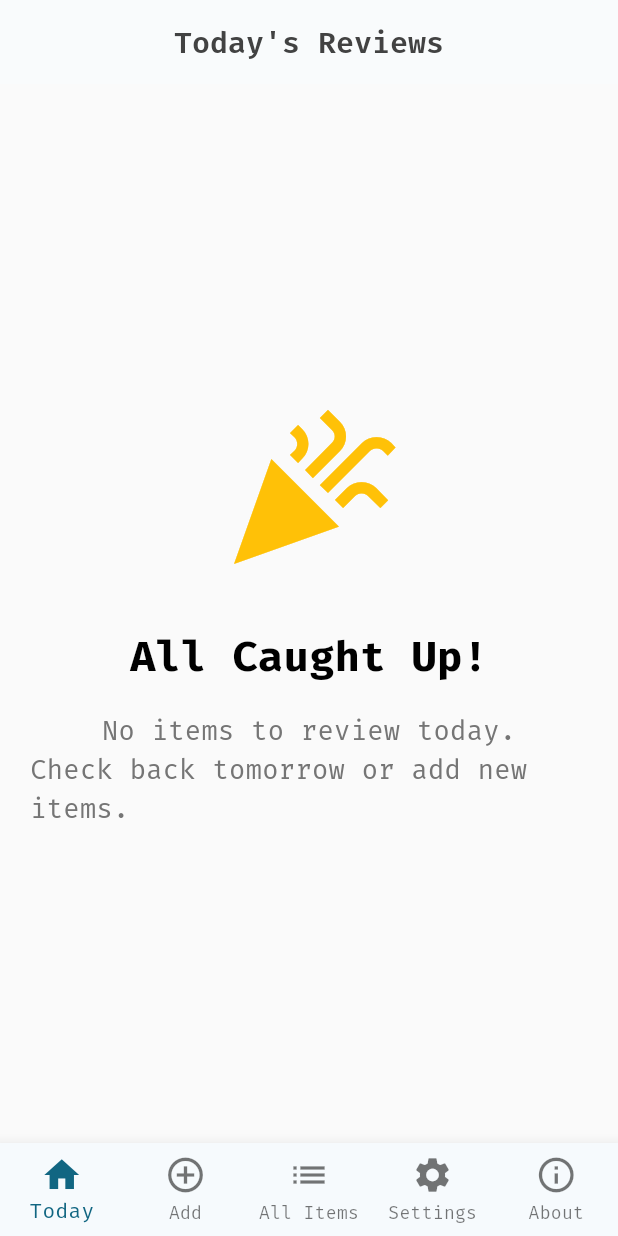
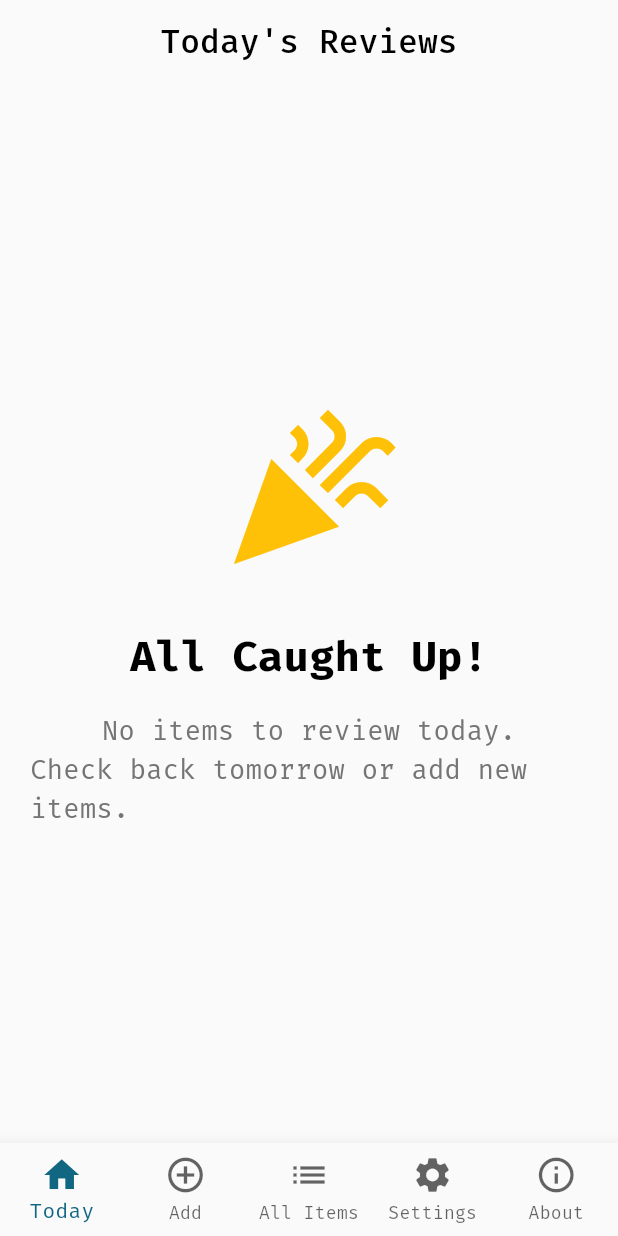
Before and after one commit to cogodo/spaced, a Flutter app: the screen it shows after launch, on a phone screen of 412 x 824 dp. Run offline on Flutter 3.47's test engine with Material 3 defaults, Android fonts, the phone set to English and light mode, and no system bars; our stand-ins replace google_fonts, shared_preferences.

Commit message:
some styling fixes with colors / small visual bugs

```diff
--- a/lib/screens/about_screen.dart
+++ b/lib/screens/about_screen.dart
@@ -252,7 +252,7 @@ class AboutScreen extends StatelessWidget {
         crossAxisAlignment: CrossAxisAlignment.start,
         children: [
           SizedBox(
-            width: 100,
+            width: 140,
             child: Text(
               term,
               style: Theme.of(context).textTheme.bodyMedium?.copyWith(
--- a/lib/screens/tab_navigation_screen.dart
+++ b/lib/screens/tab_navigation_screen.dart
@@ -6,6 +6,7 @@ import 'settings_screen.dart';
 import 'about_screen.dart';
 import 'package:spaced/models/schedule_manager.dart';
 import 'package:provider/provider.dart';
+import 'dart:async';
 
 class TabNavigationScreen extends StatefulWidget {
   const TabNavigationScreen({super.key});
@@ -18,19 +19,31 @@ class _TabNavigationScreenState extends State<TabNavigationScreen> {
   int _currentIndex = 0;
   bool _showConfirmation = false;
   String _confirmationText = "Review Added!";
+  Timer? _confirmationTimer;
 
   // Method to show a confirmation message
   void _showConfirmationMessage(String text) {
+    // Cancel any existing timer to avoid conflicts
+    _confirmationTimer?.cancel();
+
     setState(() {
       _confirmationText = text;
       _showConfirmation = true;
     });
 
-    Future.delayed(Duration(seconds: 2), () {
+    // Start a new timer
+    _confirmationTimer = Timer(Duration(seconds: 3), () {
       if (mounted) {
         setState(() => _showConfirmation = false);
       }
     });
+  }
+
+  @override
+  void dispose() {
+    // Clean up timer when widget is disposed
+    _confirmationTimer?.cancel();
+    super.dispose();
   }
 
   // Method to handle adding a task
@@ -86,6 +99,10 @@ class _TabNavigationScreenState extends State<TabNavigationScreen> {
               : 'About',
         ),
         centerTitle: true,
+        backgroundColor: Theme.of(context).scaffoldBackgroundColor,
+        // Use primary for text/icons to match theme
+        foregroundColor: Theme.of(context).textTheme.bodyLarge?.color,
+        elevation: 0, // No elevation to blend with scaffold
       ),
       body: Row(
         children: [
@@ -99,6 +116,7 @@ class _TabNavigationScreenState extends State<TabNavigationScreen> {
                 });
               },
               labelType: NavigationRailLabelType.all,
+              backgroundColor: Theme.of(context).scaffoldBackgroundColor,
               destinations: [
                 NavigationRailDestination(
                   icon: Icon(Icons.home),
@@ -184,6 +202,12 @@ class _TabNavigationScreenState extends State<TabNavigationScreen> {
                     _currentIndex = index;
                   });
                 },
+                backgroundColor: Theme.of(context).scaffoldBackgroundColor,
+                // Use the text color for items to match theme
+                selectedItemColor: Theme.of(context).colorScheme.primary,
+                unselectedItemColor: Theme.of(
+                  context,
+                ).textTheme.bodyMedium?.color?.withAlpha(155),
                 items: [
                   BottomNavigationBarItem(
                     icon: Icon(Icons.home),
--- a/lib/themes/theme_data.dart
+++ b/lib/themes/theme_data.dart
@@ -124,19 +124,9 @@ final Map<String, ThemeMetadata> appThemes = {
       scaffoldBackgroundColor: Colors.grey[50], // Very light grey background
       cardColor: Colors.white,
 
+      // Apply system overlay style for status bar icons without appBarTheme
       appBarTheme: AppBarTheme(
-        backgroundColor: Colors.white, // Clean white app bar
-        foregroundColor: Colors.grey[800], // Dark grey text/icons on app bar
-        elevation: 0.5, // Subtle elevation
         systemOverlayStyle: SystemUiOverlayStyle.dark, // Dark status bar icons
-        iconTheme: IconThemeData(
-          color: Colors.grey[700],
-        ), // Specific icon color
-        titleTextStyle: GoogleFonts.firaCode(
-          fontSize: 20,
-          fontWeight: FontWeight.w600,
-          color: Colors.grey[800],
-        ),
       ),
 
       elevatedButtonTheme: ElevatedButtonThemeData(
@@ -237,13 +227,10 @@ final Map<String, ThemeMetadata> appThemes = {
       textTheme: _createFiraCodeTextTheme(Colors.white, Brightness.dark),
       primaryTextTheme: _createFiraCodeTextTheme(Colors.white, Brightness.dark),
 
+      // Apply system overlay style for status bar icons without appBarTheme
       appBarTheme: AppBarTheme(
-        backgroundColor: const Color(0xFF1E1E1E),
-        titleTextStyle: GoogleFonts.firaCode(
-          fontSize: 20,
-          fontWeight: FontWeight.w600,
-          color: Colors.white,
-        ),
+        systemOverlayStyle:
+            SystemUiOverlayStyle.light, // Light status bar icons
       ),
 
       elevatedButtonTheme: ElevatedButtonThemeData(
@@ -302,14 +289,10 @@ final Map<String, ThemeMetadata> appThemes = {
         Brightness.light,
       ),
 
+      // Apply system overlay style for status bar icons without appBarTheme
       appBarTheme: AppBarTheme(
-        backgroundColor: Colors.lightBlue.shade700,
-        foregroundColor: Colors.white,
-        titleTextStyle: GoogleFonts.firaCode(
-          fontSize: 20,
-          fontWeight: FontWeight.w600,
-          color: Colors.white,
-        ),
+        systemOverlayStyle:
+            SystemUiOverlayStyle.light, // Light status bar icons
       ),
 
       cardColor: const Color.fromARGB(255, 171, 207, 224),
@@ -368,13 +351,10 @@ final Map<String, ThemeMetadata> appThemes = {
       textTheme: _createFiraCodeTextTheme(Colors.white, Brightness.dark),
       primaryTextTheme: _createFiraCodeTextTheme(Colors.white, Brightness.dark),
 
+      // Apply system overlay style for status bar icons without appBarTheme
       appBarTheme: AppBarTheme(
-        backgroundColor: const Color.fromARGB(255, 3, 63, 24),
-        titleTextStyle: GoogleFonts.firaCode(
-          fontSize: 20,
-          fontWeight: FontWeight.w600,
-          color: Colors.white,
-        ),
+        systemOverlayStyle:
+            SystemUiOverlayStyle.light, // Light status bar icons
       ),
 
       cardColor: Colors.green[900]?.withAlpha(204),
```
Also changed, not shown: lib/screens/add_screen.dart (+6 -1 lines), lib/screens/all_review_items_screen.dart (+0 -17 lines), lib/screens/home_screen.dart (+4 -29 lines), lib/widgets/theme_preview_card.dart (+1 -6 lines).
